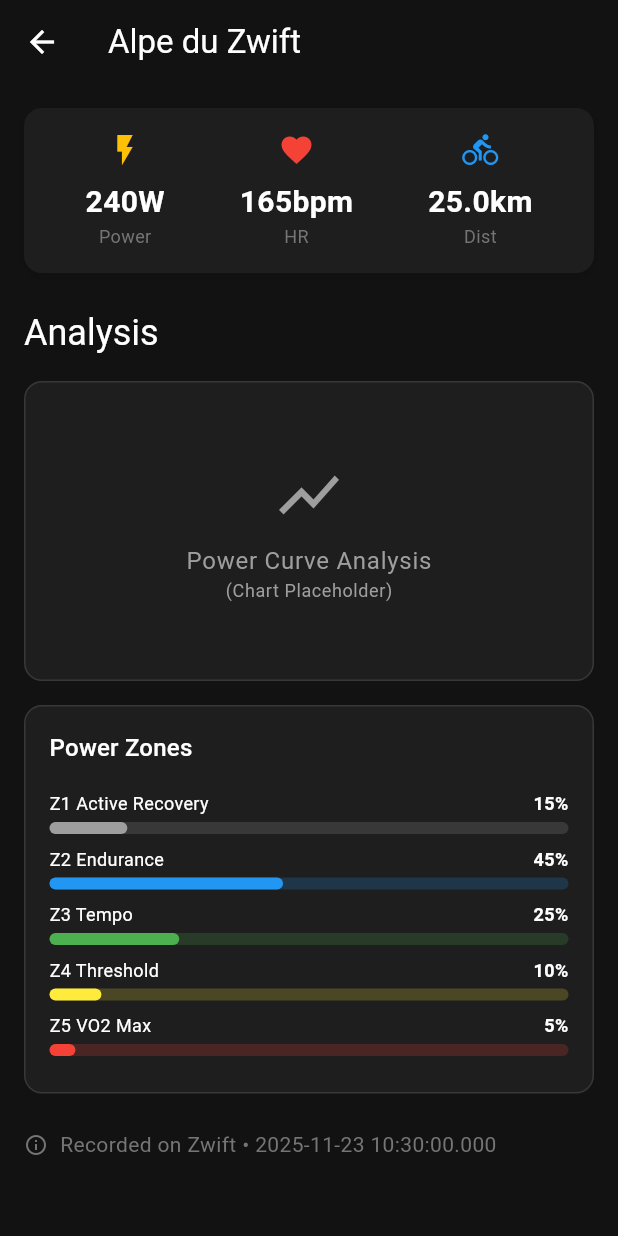
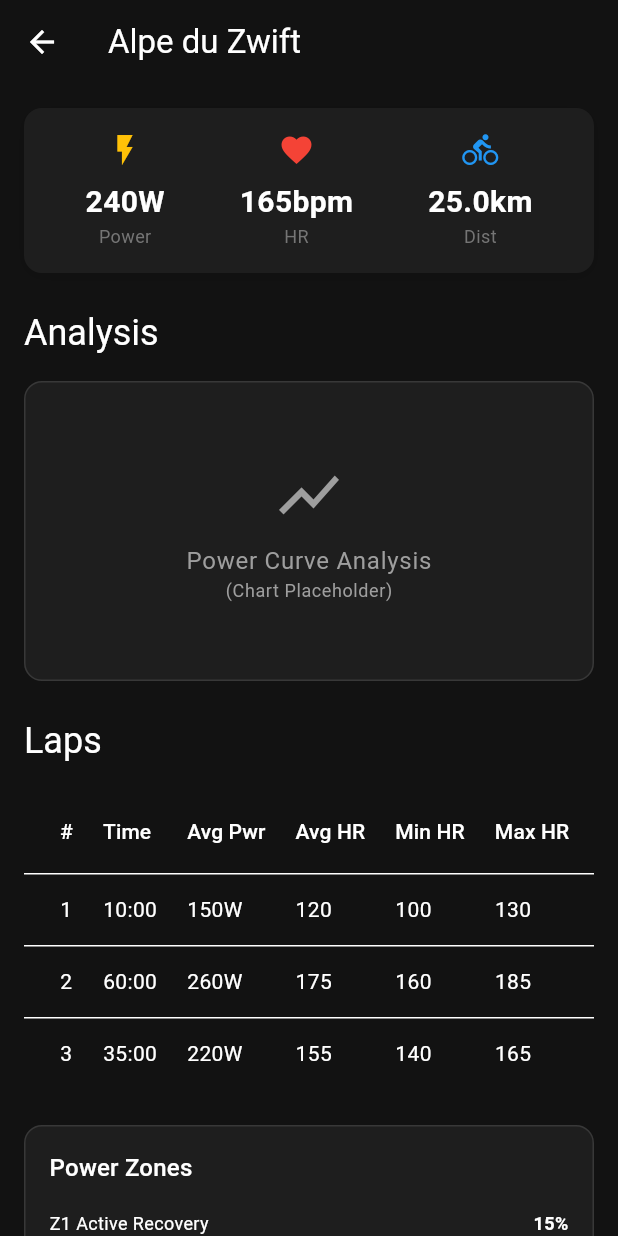
Before and after one commit to could-ai/019acbb3-f20a-7f58-8251-753a4c4cf069, a Flutter app: the screen it shows after launch, after a tap on "Alpe du Zwift", on a phone screen of 412 x 824 dp. Run offline on Flutter 3.47's test engine with Material 3 defaults, Android fonts, the phone set to English and light mode, and no system bars.

Commit message:
Added Lap class with duration formatting helpers and updated Workout model to include a list of laps. Populated mock data with lap information.; Added Laps section to WorkoutDetailScreen using a DataTable. The table displays lap number, duration, average power, average HR, min HR, and max HR. Added a tooltip to the duration column to show all requested time formats (seconds, min:sec, hr:min:sec) on hover/long press.

```diff
--- a/usr/lib/models/workout.dart
+++ b/usr/lib/models/workout.dart
@@ -8,6 +8,7 @@ class Workout {
   final int avgHeartRate;
   final int calories;
   final String source; // 'Zwift' or 'Wahoo Bolt'
+  final List<Lap> laps;
 
   Workout({
     required this.id,
@@ -19,6 +20,7 @@ class Workout {
     required this.avgHeartRate,
     required this.calories,
     required this.source,
+    required this.laps,
   });
 
   // Mock data generator
@@ -34,6 +36,12 @@ class Workout {
         avgHeartRate: 145,
         calories: 650,
         source: 'Zwift',
+        laps: [
+          Lap(index: 1, duration: const Duration(minutes: 10), avgPowerWatts: 180, avgHeartRate: 130, minHeartRate: 110, maxHeartRate: 145),
+          Lap(index: 2, duration: const Duration(minutes: 20), avgPowerWatts: 220, avgHeartRate: 155, minHeartRate: 140, maxHeartRate: 165),
+          Lap(index: 3, duration: const Duration(minutes: 15), avgPowerWatts: 200, avgHeartRate: 148, minHeartRate: 135, maxHeartRate: 155),
+          Lap(index: 4, duration: const Duration(minutes: 20), avgPowerWatts: 230, avgHeartRate: 160, minHeartRate: 150, maxHeartRate: 175),
+        ],
       ),
       Workout(
         id: '2',
@@ -45,6 +53,11 @@ class Workout {
         avgHeartRate: 130,
         calories: 400,
         source: 'Wahoo Bolt',
+        laps: [
+          Lap(index: 1, duration: const Duration(minutes: 15), avgPowerWatts: 170, avgHeartRate: 125, minHeartRate: 110, maxHeartRate: 135),
+          Lap(index: 2, duration: const Duration(minutes: 15), avgPowerWatts: 185, avgHeartRate: 132, minHeartRate: 120, maxHeartRate: 140),
+          Lap(index: 3, duration: const Duration(minutes: 15), avgPowerWatts: 185, avgHeartRate: 133, minHeartRate: 125, maxHeartRate: 142),
+        ],
       ),
       Workout(
         id: '3',
@@ -56,7 +69,46 @@ class Workout {
         avgHeartRate: 165,
         calories: 1100,
         source: 'Zwift',
+        laps: [
+          Lap(index: 1, duration: const Duration(minutes: 10), avgPowerWatts: 150, avgHeartRate: 120, minHeartRate: 100, maxHeartRate: 130),
+          Lap(index: 2, duration: const Duration(minutes: 60), avgPowerWatts: 260, avgHeartRate: 175, minHeartRate: 160, maxHeartRate: 185),
+          Lap(index: 3, duration: const Duration(minutes: 35), avgPowerWatts: 220, avgHeartRate: 155, minHeartRate: 140, maxHeartRate: 165),
+        ],
       ),
     ];
   }
 }
+
+class Lap {
+  final int index;
+  final Duration duration;
+  final int avgPowerWatts;
+  final int avgHeartRate;
+  final int minHeartRate;
+  final int maxHeartRate;
+
+  Lap({
+    required this.index,
+    required this.duration,
+    required this.avgPowerWatts,
+    required this.avgHeartRate,
+    required this.minHeartRate,
+    required this.maxHeartRate,
+  });
+
+  // Helpers for display formats
+  int get durationInSeconds => duration.inSeconds;
+
+  String get durationMinSec {
+    final minutes = duration.inMinutes;
+    final seconds = duration.inSeconds % 60;
+    return '$minutes:${seconds.toString().padLeft(2, '0')}';
+  }
+
+  String get durationHrMinSec {
+    final hours = duration.inHours;
+    final minutes = duration.inMinutes % 60;
+    final seconds = duration.inSeconds % 60;
+    return '$hours:${minutes.toString().padLeft(2, '0')}:${seconds.toString().padLeft(2, '0')}';
+  }
+}
--- a/usr/lib/screens/workout_detail_screen.dart
+++ b/usr/lib/screens/workout_detail_screen.dart
@@ -74,7 +74,14 @@ class WorkoutDetailScreen extends StatelessWidget {
               ),
             ),
 
+            const SizedBox(height: 24),
+
+            // Laps Section
+            Text('Laps', style: Theme.of(context).textTheme.headlineSmall),
             const SizedBox(height: 16),
+            _LapsTable(laps: workout.laps),
+
+            const SizedBox(height: 24),
 
             // Zones Placeholder
             Container(
@@ -188,3 +195,46 @@ class _ZoneBar extends StatelessWidget {
     );
   }
 }
+
+class _LapsTable extends StatelessWidget {
+  final List<Lap> laps;
+
+  const _LapsTable({required this.laps});
+
+  @override
+  Widget build(BuildContext context) {
+    if (laps.isEmpty) {
+      return const Text('No lap data available.');
+    }
+
+    return SingleChildScrollView(
+      scrollDirection: Axis.horizontal,
+      child: DataTable(
+        columnSpacing: 20,
+        columns: const [
+          DataColumn(label: Text('#')),
+          DataColumn(label: Text('Time')),
+          DataColumn(label: Text('Avg Pwr')),
+          DataColumn(label: Text('Avg HR')),
+          DataColumn(label: Text('Min HR')),
+          DataColumn(label: Text('Max HR')),
+        ],
+        rows: laps.map((lap) {
+          return DataRow(cells: [
+            DataCell(Text(lap.index.toString())),
+            DataCell(
+              Tooltip(
+                message: 'Sec: ${lap.durationInSeconds}\nMin:Sec: ${lap.durationMinSec}\nHr:Min:Sec: ${lap.durationHrMinSec}',
+                child: Text(lap.durationMinSec),
+              ),
+            ),
+            DataCell(Text('${lap.avgPowerWatts}W')),
+            DataCell(Text('${lap.avgHeartRate}')),
+            DataCell(Text('${lap.minHeartRate}')),
+            DataCell(Text('${lap.maxHeartRate}')),
+          ]);
+        }).toList(),
+      ),
+    );
+  }
+}
```
